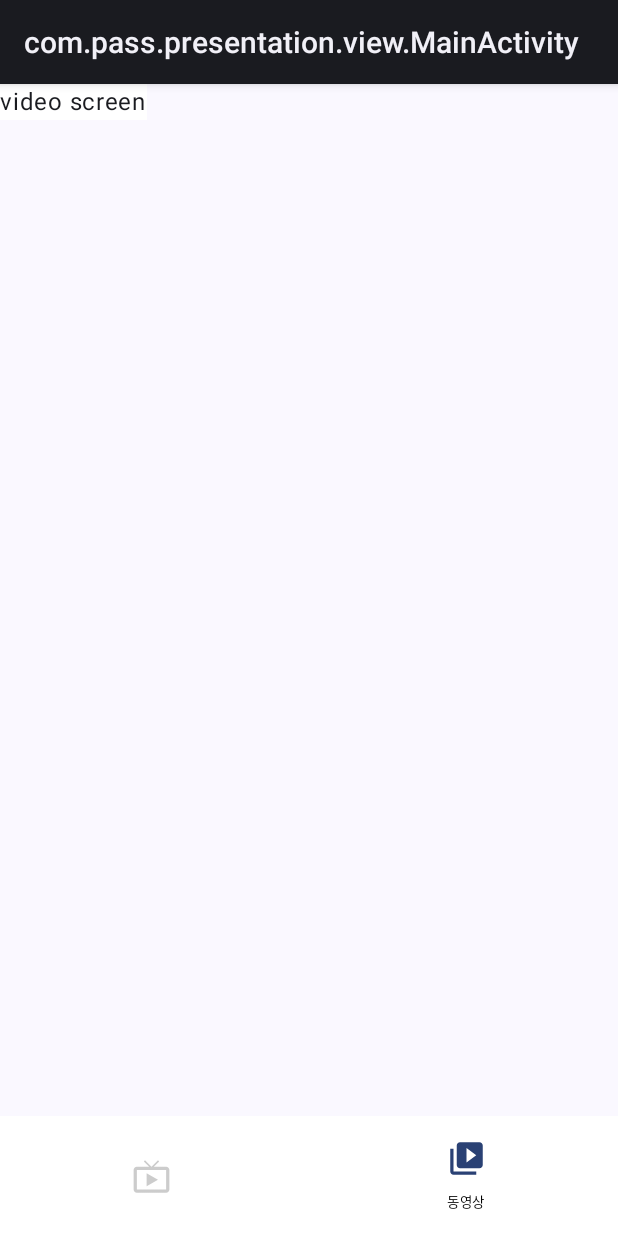
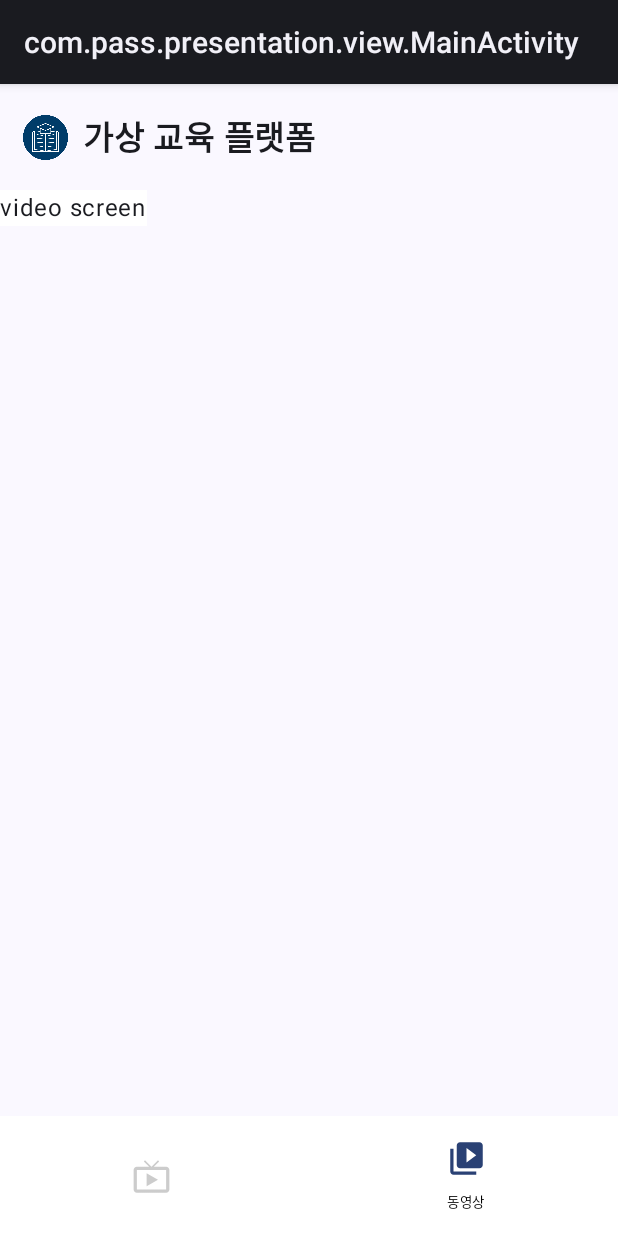
Before and after one commit to JungWooGeon/Education, an Android app built with Jetpack Compose: the screen it shows after launch (MainActivity), item 2 of the bottom bar chosen, on a phone screen of 412 x 824 dp. Run offline under Robolectric (Android 15) with nearby library versions, the phone set to English and light mode, and no system bars; our stand-ins replace Dagger/Hilt's generated code; pictures from the network do not load.

Commit message:
feat: 메인화면 + Live Streaming 목록 화면 요소 추가
메인화면 : Top bar - logo + Text 추가
Live Streaming : Thumbnail + Title + Content list 추가

```diff
--- a/domain/build.gradle.kts
+++ b/domain/build.gradle.kts
@@ -4,8 +4,8 @@ plugins {
 }
 
 java {
-    sourceCompatibility = JavaVersion.VERSION_1_7
-    targetCompatibility = JavaVersion.VERSION_1_7
+    sourceCompatibility = JavaVersion.VERSION_17
+    targetCompatibility = JavaVersion.VERSION_17
 }
 
 dependencies {
--- a/presentation/build.gradle.kts
+++ b/presentation/build.gradle.kts
@@ -76,4 +76,7 @@ dependencies {
     implementation("com.google.dagger:hilt-android:2.51.1")
     kapt("com.google.dagger:hilt-compiler:2.51.1")
     implementation("androidx.hilt:hilt-navigation-compose:1.2.0")
+
+    // coil
+    implementation("io.coil-kt:coil-compose:2.6.0")
 }
--- a/presentation/src/main/java/com/pass/presentation/ui/theme/Theme.kt
+++ b/presentation/src/main/java/com/pass/presentation/ui/theme/Theme.kt
@@ -10,6 +10,7 @@ import androidx.compose.material3.dynamicLightColorScheme
 import androidx.compose.material3.lightColorScheme
 import androidx.compose.runtime.Composable
 import androidx.compose.runtime.SideEffect
+import androidx.compose.ui.graphics.Color
 import androidx.compose.ui.graphics.toArgb
 import androidx.compose.ui.platform.LocalContext
 import androidx.compose.ui.platform.LocalView
@@ -57,8 +58,11 @@ fun MyApplicationTheme(
     if (!view.isInEditMode) {
         SideEffect {
             val window = (view.context as Activity).window
-            window.statusBarColor = colorScheme.primary.toArgb()
-            WindowCompat.getInsetsController(window, view).isAppearanceLightStatusBars = darkTheme
+
+            // 상태 표시줄 색상을 흰색으로 설정
+            window.statusBarColor = Color.White.toArgb()
+            // 상태 표시줄의 요소들의 색상을 검은색으로 설정
+            WindowCompat.getInsetsController(window, view).isAppearanceLightStatusBars = true
         }
     }
 
--- a/presentation/src/main/java/com/pass/presentation/view/MainActivity.kt
+++ b/presentation/src/main/java/com/pass/presentation/view/MainActivity.kt
@@ -7,6 +7,7 @@ import androidx.compose.foundation.layout.fillMaxSize
 import androidx.compose.material3.MaterialTheme
 import androidx.compose.material3.Surface
 import androidx.compose.ui.Modifier
+import com.pass.presentation.R
 import com.pass.presentation.ui.theme.MyApplicationTheme
 import com.pass.presentation.view.component.MainScreen
 import dagger.hilt.android.AndroidEntryPoint
@@ -21,7 +22,7 @@ class MainActivity : ComponentActivity() {
                     modifier = Modifier.fillMaxSize(),
                     color = MaterialTheme.colorScheme.background
                 ) {
-                    MainScreen()
+                    MainScreen(logoResource = R.raw.logo)
                 }
             }
         }
--- a/presentation/src/main/java/com/pass/presentation/view/component/LiveListScreen.kt
+++ b/presentation/src/main/java/com/pass/presentation/view/component/LiveListScreen.kt
@@ -1,25 +1,97 @@
 package com.pass.presentation.view.component
 
+import androidx.compose.foundation.layout.Box
+import androidx.compose.foundation.layout.Column
+import androidx.compose.foundation.layout.aspectRatio
 import androidx.compose.foundation.layout.fillMaxSize
-import androidx.compose.foundation.lazy.LazyRow
+import androidx.compose.foundation.layout.fillMaxWidth
+import androidx.compose.foundation.layout.height
+import androidx.compose.foundation.layout.padding
+import androidx.compose.foundation.lazy.LazyColumn
+import androidx.compose.foundation.lazy.items
 import androidx.compose.material3.MaterialTheme
 import androidx.compose.material3.Surface
 import androidx.compose.material3.Text
 import androidx.compose.runtime.Composable
 import androidx.compose.ui.Modifier
+import androidx.compose.ui.text.font.FontWeight
 import androidx.compose.ui.tooling.preview.Preview
+import androidx.compose.ui.unit.dp
+import androidx.compose.ui.unit.sp
 import androidx.hilt.navigation.compose.hiltViewModel
+import coil.compose.AsyncImage
+import com.pass.domain.model.LiveStreaming
 import com.pass.presentation.ui.theme.MyApplicationTheme
 import com.pass.presentation.viewmodel.LiveListViewModel
 
 @Composable
 fun LiveListScreen(viewModel: LiveListViewModel = hiltViewModel()) {
-    LiveListScreen(hiltViewModel())
+    LiveListScreen(
+        liveStreamingList = listOf(
+            LiveStreaming(
+                thumbnailURL = "https://upload.wikimedia.org/wikipedia/commons/thumb/e/ea/Android_logo_2023_%28stacked%29.svg/242px-Android_logo_2023_%28stacked%29.svg.png",
+                title = "안녕하세요. 방송 시작합니다.",
+                content = "오늘만 이루어지는 하아리이트 방송 시작하겠습니다. 모두 모두 모여주세요."
+            ),
+            LiveStreaming(
+                thumbnailURL = "https://upload.wikimedia.org/wikipedia/commons/thumb/e/ea/Android_logo_2023_%28stacked%29.svg/242px-Android_logo_2023_%28stacked%29.svg.png",
+                title = "안녕하세요. 방송 시작합니다.",
+                content = "오늘만 이루어지는 하아리이트 방송 시작하겠습니다. 모두 모두 모여주세요."
+            ),
+            LiveStreaming(
+                thumbnailURL = "https://upload.wikimedia.org/wikipedia/commons/thumb/e/ea/Android_logo_2023_%28stacked%29.svg/242px-Android_logo_2023_%28stacked%29.svg.png",
+                title = "안녕하세요. 방송 시작합니다.",
+                content = "오늘만 이루어지는 하아리이트 방송 시작하겠습니다. 모두 모두 모여주세요."
+            )
+        )
+    )
 }
 
 @Composable
-fun LiveListScreen() {
+fun LiveListScreen(
+    liveStreamingList: List<LiveStreaming>
+) {
+    Box(modifier = Modifier.fillMaxSize()) {
+        Column(modifier = Modifier.padding(10.dp)) {
+            LazyColumn {
+                items(liveStreamingList) { liveStreaming ->
+                    LiveStreamingItem(
+                        thumbnailUrl = liveStreaming.thumbnailURL,
+                        title = liveStreaming.title,
+                        content = liveStreaming.content
+                    )
+                }
+            }
+        }
+    }
+}
 
+@Composable
+fun LiveStreamingItem(
+    thumbnailUrl: String,
+    title: String,
+    content: String
+) {
+    Column(modifier = Modifier.padding(bottom = 10.dp)) {
+        AsyncImage(
+            model = thumbnailUrl,
+            contentDescription = title,
+            modifier = Modifier.fillMaxWidth().aspectRatio(1f)
+        )
+
+        Text(
+            text = title,
+            fontWeight = FontWeight.SemiBold,
+            fontSize = 16.sp
+        )
+
+        Text(
+            text = content,
+            fontWeight = FontWeight.Normal,
+            fontSize = 12.sp,
+            modifier = Modifier.padding(top = 5.dp)
+        )
+    }
 }
 
 @Preview
@@ -30,7 +102,25 @@ fun PreviewLiveListScreen() {
             modifier = Modifier.fillMaxSize(),
             color = MaterialTheme.colorScheme.background
         ) {
-            LiveListScreen()
+            LiveListScreen(
+                liveStreamingList = listOf(
+                    LiveStreaming(
+                        thumbnailURL = "https://upload.wikimedia.org/wikipedia/commons/thumb/e/ea/Android_logo_2023_%28stacked%29.svg/242px-Android_logo_2023_%28stacked%29.svg.png",
+                        title = "안녕하세요. 방송 시작합니다.",
+                        content = "오늘만 이루어지는 하아리이트 방송 시작하겠습니다. 모두 모두 모여주세요."
+                    ),
+                    LiveStreaming(
+                        thumbnailURL = "https://upload.wikimedia.org/wikipedia/commons/thumb/e/ea/Android_logo_2023_%28stacked%29.svg/242px-Android_logo_2023_%28stacked%29.svg.png",
+                        title = "안녕하세요. 방송 시작합니다.",
+                        content = "오늘만 이루어지는 하아리이트 방송 시작하겠습니다. 모두 모두 모여주세요."
+                    ),
+                    LiveStreaming(
+                        thumbnailURL = "https://upload.wikimedia.org/wikipedia/commons/thumb/e/ea/Android_logo_2023_%28stacked%29.svg/242px-Android_logo_2023_%28stacked%29.svg.png",
+                        title = "안녕하세요. 방송 시작합니다.",
+                        content = "오늘만 이루어지는 하아리이트 방송 시작하겠습니다. 모두 모두 모여주세요."
+                    )
+                )
+            )
         }
     }
 }
--- a/presentation/src/main/java/com/pass/presentation/view/component/MainScreen.kt
+++ b/presentation/src/main/java/com/pass/presentation/view/component/MainScreen.kt
@@ -1,9 +1,13 @@
 package com.pass.presentation.view.component
 
+import androidx.compose.foundation.Image
 import androidx.compose.foundation.background
 import androidx.compose.foundation.layout.Box
+import androidx.compose.foundation.layout.Row
+import androidx.compose.foundation.layout.fillMaxWidth
 import androidx.compose.foundation.layout.height
 import androidx.compose.foundation.layout.padding
+import androidx.compose.foundation.layout.size
 import androidx.compose.foundation.layout.width
 import androidx.compose.material3.ExperimentalMaterial3Api
 import androidx.compose.material3.Icon
@@ -15,10 +19,12 @@ import androidx.compose.material3.Scaffold
 import androidx.compose.material3.Text
 import androidx.compose.runtime.Composable
 import androidx.compose.runtime.getValue
+import androidx.compose.ui.Alignment
 import androidx.compose.ui.Modifier
 import androidx.compose.ui.graphics.Color
 import androidx.compose.ui.res.painterResource
 import androidx.compose.ui.res.stringResource
+import androidx.compose.ui.text.font.FontWeight
 import androidx.compose.ui.unit.dp
 import androidx.compose.ui.unit.sp
 import androidx.navigation.NavHostController
@@ -30,12 +36,31 @@ import com.pass.presentation.state.MainScreenRoute
 
 @OptIn(ExperimentalMaterial3Api::class)
 @Composable
-fun MainScreen() {
+fun MainScreen(logoResource: Int) {
     val navController = rememberNavController()
     val navBackStackEntry by navController.currentBackStackEntryAsState()
     val currentRoute = navBackStackEntry?.destination?.route
 
     Scaffold(
+        topBar = {
+            Row(
+                modifier = Modifier.padding(15.dp),
+                verticalAlignment = Alignment.CenterVertically
+            ) {
+                Image(
+                    painter = painterResource(id = logoResource),
+                    contentDescription = null,
+                    modifier = Modifier.size(40.dp).padding(end = 10.dp)
+                )
+
+                Text(
+                    text = "가상 교육 플랫폼",
+                    fontWeight = FontWeight.Bold,
+                    fontSize = 22.sp,
+                    modifier = Modifier.fillMaxWidth()
+                )
+            }
+        },
         bottomBar = {
             BottomNavigationBar(
                 navController = navController,
@@ -83,7 +108,9 @@ fun BottomNavigationBar(
                         painter = painterResource(id = navItem.icon),
                         contentDescription = stringResource(id = navItem.title),
                         tint = if (currentRoute == navItem.screenRoute) MaterialTheme.colorScheme.primary else Color.LightGray,
-                        modifier = Modifier.width(26.dp).height(26.dp)
+                        modifier = Modifier
+                            .width(26.dp)
+                            .height(26.dp)
                     )
                 },
                 alwaysShowLabel = false,
```
Also changed, not shown: presentation/src/main/res/raw/logo.png (added).
